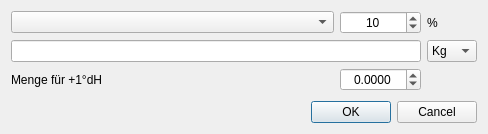
Qt form kleiner-brauhelfer/dialogs/dlgwasseraufbereitung.ui (kleiner-brauhelfer/kleiner-brauhelfer-2) before a commit.
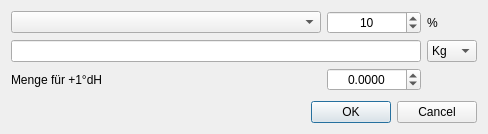
The same form after that commit. Custom widgets are drawn as their Qt base class.

```diff
--- a/kleiner-brauhelfer/dialogs/dlgwasseraufbereitung.ui
+++ b/kleiner-brauhelfer/dialogs/dlgwasseraufbereitung.ui
@@ -123,7 +123,10 @@
         <string>&lt;html&gt;&lt;head/&gt;&lt;body&gt;&lt;p&gt;Hier wird die &lt;span style=&quot; font-weight:600;&quot;&gt;spezifische&lt;/span&gt;&lt;span style=&quot; font-weight:600;&quot;&gt;Menge&lt;/span&gt; einer &lt;span style=&quot; font-weight:600;&quot;&gt;Wasserbehandlungszutat&lt;/span&gt; angegeben, die nötig ist, um &lt;span style=&quot; font-weight:600;&quot;&gt;1° deutsche Härte (dH)&lt;/span&gt;&lt;span style=&quot; font-weight:600;&quot;&gt;in g/l &lt;/span&gt;auszumachen. Daran lässt sich ohne Grundkenntnisse leicht erkennen, wie stark ein Salz oder eine Säure auf das Wasser einwirkt.&lt;/p&gt;&lt;/body&gt;&lt;/html&gt;</string>
        </property>
        <property name="alignment">
-        <set>Qt::AlignCenter</set>
+        <set>Qt::AlignmentFlag::AlignCenter</set>
+       </property>
+       <property name="showGroupSeparator" stdset="0">
+        <bool>true</bool>
        </property>
        <property name="decimals">
         <number>4</number>
@@ -132,7 +135,7 @@
         <double>-100.000000000000000</double>
        </property>
        <property name="maximum">
-        <double>100.000000000000000</double>
+        <double>99999.000000000000000</double>
        </property>
        <property name="singleStep">
         <double>0.001000000000000</double>
```
Left out of the diff: 8 changed lines with no effect on the pictures.
